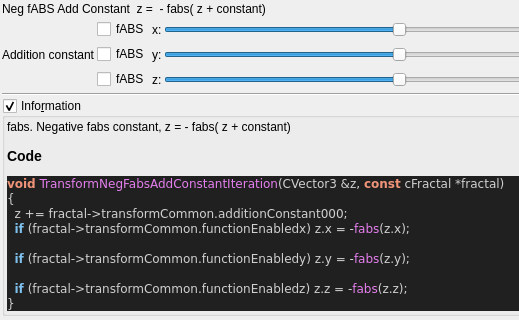
Qt form mandelbulber2/qt_data/fractal_transf_neg_fabs_add_constant.ui (buddhi1980/mandelbulber2) before a commit; both pictures show x 0 to 519 and y 0 to 320 of the 727 by 418 pixel window.
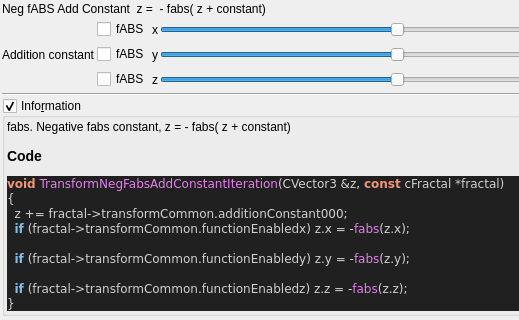
The same form after that commit. Custom widgets are drawn as their Qt base class.

Patch:
```diff
--- a/mandelbulber2/qt_data/fractal_transf_neg_fabs_add_constant.ui
+++ b/mandelbulber2/qt_data/fractal_transf_neg_fabs_add_constant.ui
@@ -90,7 +90,7 @@
      <item row="2" column="2">
       <widget class="QLabel" name="label_24">
        <property name="text">
-        <string>z:</string>
+        <string notr="true">z</string>
        </property>
       </widget>
      </item>
@@ -219,14 +219,14 @@
      <item row="0" column="2">
       <widget class="QLabel" name="label_22">
        <property name="text">
-        <string>x:</string>
+        <string notr="true">x</string>
        </property>
       </widget>
      </item>
      <item row="1" column="2">
       <widget class="QLabel" name="label_25">
        <property name="text">
-        <string>y:</string>
+        <string notr="true">y</string>
        </property>
       </widget>
      </item>
```
